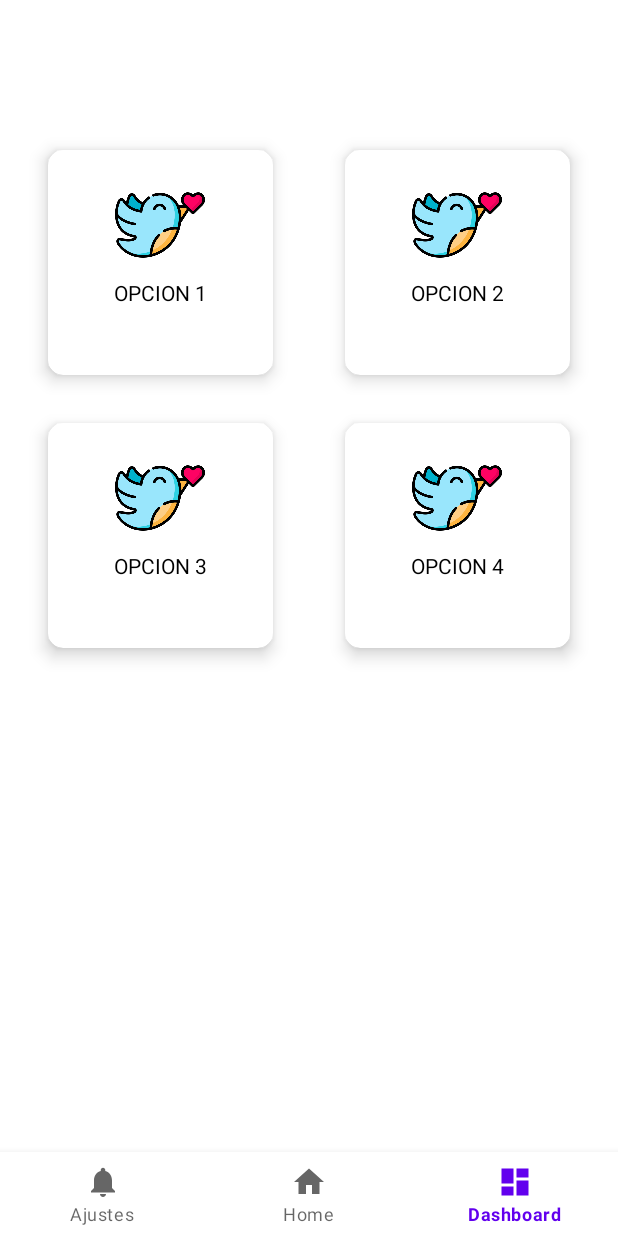
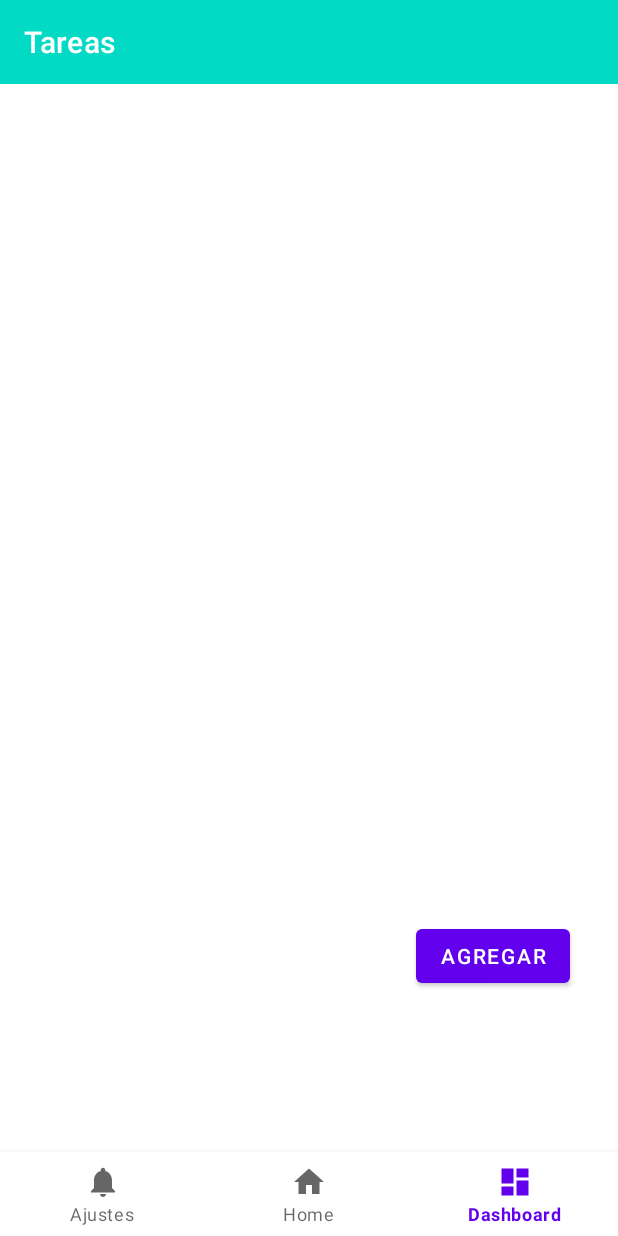
Before and after one commit to Karla-Villegas/Fire, an Android app: the HomeFragment screen opened directly, with no data from a screen before it, item 3 of the bottom bar chosen, on a phone screen of 412 x 824 dp. Run offline under Robolectric (Android 15) with nearby library versions, the phone set to English and light mode, and no system bars.

Commit message:
nuevos cambios en el dashboard

```diff
--- a/app/src/main/AndroidManifest.xml
+++ b/app/src/main/AndroidManifest.xml
@@ -9,7 +9,8 @@
         android:roundIcon="@mipmap/ic_launcher_round"
         android:supportsRtl="true"
         android:theme="@style/Theme.Fire">
-        <activity android:name=".RegistroActivity" />
+        <activity android:name=".Agenda"></activity>
+        <activity android:name=".adminSQLite.RegistroActivity"></activity>
         <activity android:name=".PrincipalActivity" />
         <activity android:name=".MainActivity">
             <intent-filter>
--- a/app/src/main/java/com/example/fire/DashboardFragment.java
+++ b/app/src/main/java/com/example/fire/DashboardFragment.java
@@ -19,58 +19,45 @@ import android.widget.Button;
 
 public class DashboardFragment extends Fragment {
 
-    // TODO: Rename parameter arguments, choose names that match
-    // the fragment initialization parameters, e.g. ARG_ITEM_NUMBER
-    private static final String ARG_PARAM1 = "param1";
-    private static final String ARG_PARAM2 = "param2";
-
-    Button agenda;
-
-    // TODO: Rename and change types of parameters
-    private String mParam1;
-    private String mParam2;
+    Button agregar;
 
     public DashboardFragment() {
         // Required empty public constructor
-    }
-
-    /**
-     * Use this factory method to create a new instance of
-     * this fragment using the provided parameters.
-     *
-     * @param param1 Parameter 1.
-     * @param param2 Parameter 2.
-     * @return A new instance of fragment DashboardFragment.
-     */
-    // TODO: Rename and change types and number of parameters
-    public static DashboardFragment newInstance(String param1, String param2) {
-        DashboardFragment fragment = new DashboardFragment();
-        Bundle args = new Bundle();
-        args.putString(ARG_PARAM1, param1);
-        args.putString(ARG_PARAM2, param2);
-        fragment.setArguments(args);
-        return fragment;
-    }
-
-    @Override
-    public void onCreate(Bundle savedInstanceState) {
-        super.onCreate(savedInstanceState);
-        if (getArguments() != null) {
-            mParam1 = getArguments().getString(ARG_PARAM1);
-            mParam2 = getArguments().getString(ARG_PARAM2);
-        }
-
-
     }
 
     @Override
     public View onCreateView(LayoutInflater inflater, ViewGroup container,
                              Bundle savedInstanceState) {
         // Inflate the layout for this fragment
+        View v = inflater.inflate(R.layout.fragment_dashboard, container, false);
+
+        agregar = (Button) v.findViewById(R.id.BotonAgregar);
+
+        agregar.setOnClickListener(new View.OnClickListener() {
+            @Override
+            public void onClick(View v) {
+                Intent i = new Intent(getActivity(), Agenda.class);
+                startActivity(i);
+
+            }
+        });
+
+        return v;
+    }
+
+    @Override
+    public void onCreate(Bundle savedInstanceState) {
+        super.onCreate(savedInstanceState);
 
 
+    }
 
-        return inflater.inflate(R.layout.fragment_dashboard, container, false);
+    public static DashboardFragment newInstance(String param1, String param2) {
+        DashboardFragment fragment = new DashboardFragment();
+        Bundle args = new Bundle();
+        fragment.setArguments(args);
+
+        return fragment;
     }
 
 
--- a/app/src/main/java/com/example/fire/MainActivity.java
+++ b/app/src/main/java/com/example/fire/MainActivity.java
@@ -12,6 +12,7 @@ import android.widget.TextView;
 import android.widget.Toast;
 
 import com.example.fire.adminSQLite.DaoDB;
+import com.example.fire.adminSQLite.RegistroActivity;
 
 public class MainActivity extends AppCompatActivity {
 
--- a/app/src/main/res/layout/activity_registro.xml
+++ b/app/src/main/res/layout/activity_registro.xml
@@ -4,7 +4,7 @@
     xmlns:tools="http://schemas.android.com/tools"
     android:layout_width="match_parent"
     android:layout_height="match_parent"
-    tools:context=".RegistroActivity">
+    tools:context=".adminSQLite.RegistroActivity">
 
 
     <ScrollView
--- a/app/src/main/res/layout/fragment_dashboard.xml
+++ b/app/src/main/res/layout/fragment_dashboard.xml
@@ -7,162 +7,41 @@
     tools:context=".DashboardFragment">
 
 
-    <androidx.cardview.widget.CardView
-        android:id="@+id/item1"
-        android:layout_width="150dp"
-        android:layout_height="150dp"
-        android:layout_marginStart="32dp"
-        android:layout_marginLeft="32dp"
-        android:layout_marginTop="100dp"
-        android:layout_marginEnd="24dp"
-        android:layout_marginRight="24dp"
-        app:cardCornerRadius="10dp"
-        app:cardElevation="7dp"
-        app:layout_constraintEnd_toStartOf="@id/item2"
+    <androidx.appcompat.widget.Toolbar
+        android:id="@+id/toolbar"
+        android:layout_width="match_parent"
+        android:layout_height="wrap_content"
+        android:background="@color/teal_200"
+        app:layout_constraintEnd_toEndOf="parent"
         app:layout_constraintStart_toStartOf="parent"
-        app:layout_constraintTop_toTopOf="parent">
+        app:layout_constraintTop_toTopOf="parent"
+        app:title="Tareas"
+        app:titleMargin="5dp"
+        app:titleTextColor="@color/white" />
+
+    <androidx.recyclerview.widget.RecyclerView
+        android:id="@+id/recyclerViewTareas"
+        android:layout_width="match_parent"
+        android:layout_height="500dp"
+        app:layout_constraintEnd_toEndOf="parent"
+        app:layout_constraintStart_toStartOf="parent"
+        app:layout_constraintTop_toBottomOf="@+id/toolbar">
 
 
-        <LinearLayout
-            android:layout_width="match_parent"
-            android:layout_height="wrap_content"
-            android:orientation="vertical">
-
-            <ImageView
-                android:layout_width="60dp"
-                android:layout_height="60dp"
-                android:layout_gravity="center"
-                android:layout_marginTop="20dp"
-                android:background="@drawable/logo" />
-
-            <TextView
-                android:layout_width="wrap_content"
-                android:layout_height="wrap_content"
-                android:layout_gravity="center"
-                android:layout_margin="5dp"
-                android:text="OPCION 1"
-                android:textColor="#000" />
-        </LinearLayout>
+    </androidx.recyclerview.widget.RecyclerView>
 
 
-    </androidx.cardview.widget.CardView>
-
-    <androidx.cardview.widget.CardView
-        android:id="@+id/item2"
-        android:layout_width="150dp"
-        android:layout_height="150dp"
-        android:layout_marginStart="24dp"
-        android:layout_marginLeft="24dp"
-        android:layout_marginTop="100dp"
+    <Button
+        android:id="@+id/BotonAgregar"
+        android:layout_width="wrap_content"
+        android:layout_height="wrap_content"
         android:layout_marginEnd="32dp"
         android:layout_marginRight="32dp"
-        app:cardCornerRadius="10dp"
-        app:cardElevation="7dp"
+        android:layout_marginBottom="50dp"
+        android:text="agregar"
+        app:layout_constraintBottom_toBottomOf="parent"
         app:layout_constraintEnd_toEndOf="parent"
-        app:layout_constraintStart_toEndOf="@+id/item1"
-        app:layout_constraintTop_toTopOf="parent">
-
-        <LinearLayout
-            android:layout_width="match_parent"
-            android:layout_height="wrap_content"
-            android:orientation="vertical">
-
-            <ImageView
-                android:layout_width="60dp"
-                android:layout_height="60dp"
-                android:layout_gravity="center"
-                android:layout_marginTop="20dp"
-                android:background="@drawable/logo" />
-
-            <TextView
-                android:layout_width="wrap_content"
-                android:layout_height="wrap_content"
-                android:layout_gravity="center"
-                android:layout_margin="5dp"
-                android:text="OPCION 2"
-                android:textColor="#000" />
-        </LinearLayout>
-
-
-    </androidx.cardview.widget.CardView>
-
-    <androidx.cardview.widget.CardView
-        android:id="@+id/item3"
-        android:layout_width="150dp"
-        android:layout_height="150dp"
-        android:layout_marginStart="32dp"
-        android:layout_marginLeft="32dp"
-        android:layout_marginTop="32dp"
-        android:layout_marginEnd="24dp"
-        android:layout_marginRight="24dp"
-        app:cardCornerRadius="10dp"
-        app:cardElevation="7dp"
-        app:layout_constraintEnd_toStartOf="@id/item4"
-        app:layout_constraintStart_toStartOf="parent"
-        app:layout_constraintTop_toBottomOf="@+id/item1">
-
-        <LinearLayout
-            android:layout_width="match_parent"
-            android:layout_height="wrap_content"
-            android:orientation="vertical">
-
-            <ImageView
-                android:layout_width="60dp"
-                android:layout_height="60dp"
-                android:layout_gravity="center"
-                android:layout_marginTop="20dp"
-                android:background="@drawable/logo" />
-
-            <TextView
-                android:layout_width="wrap_content"
-                android:layout_height="wrap_content"
-                android:layout_gravity="center"
-                android:layout_margin="5dp"
-                android:text="OPCION 3"
-                android:textColor="#000" />
-        </LinearLayout>
-
-
-    </androidx.cardview.widget.CardView>
-
-    <androidx.cardview.widget.CardView
-        android:id="@+id/item4"
-        android:layout_width="150dp"
-        android:layout_height="150dp"
-        android:layout_marginStart="24dp"
-        android:layout_marginLeft="24dp"
-        android:layout_marginTop="32dp"
-        android:layout_marginEnd="32dp"
-        android:layout_marginRight="32dp"
-        app:cardCornerRadius="10dp"
-        app:cardElevation="7dp"
-        app:layout_constraintEnd_toEndOf="parent"
-        app:layout_constraintStart_toEndOf="@+id/item3"
-        app:layout_constraintTop_toBottomOf="@+id/item2">
-
-        <LinearLayout
-            android:layout_width="match_parent"
-            android:layout_height="wrap_content"
-            android:orientation="vertical">
-
-            <ImageView
-                android:layout_width="60dp"
-                android:layout_height="60dp"
-                android:layout_gravity="center"
-                android:layout_marginTop="20dp"
-                android:background="@drawable/logo" />
-
-            <TextView
-                android:layout_width="wrap_content"
-                android:layout_height="wrap_content"
-                android:layout_gravity="center"
-                android:layout_margin="5dp"
-                android:text="OPCION 4"
-                android:textColor="#000" />
-        </LinearLayout>
-
-
-    </androidx.cardview.widget.CardView>
+        app:layout_constraintTop_toBottomOf="@+id/recyclerViewTareas" />
 
 
 </androidx.constraintlayout.widget.ConstraintLayout>
```
Also changed, not shown: app/src/main/java/com/example/fire/Agenda.java (added, +44 -0 lines), app/src/main/java/com/example/fire/adminSQLite/RegistroActivity.java (renamed from app/src/main/java/com/example/fire/RegistroActivity.java, +10 -8 lines), app/src/main/res/drawable/ic_add.xml (added, +10 -0 lines), app/src/main/res/layout/activity_agenda.xml (added, +33 -0 lines), app/src/main/res/layout/fragment_home.xml (+37 -33 lines), app/src/main/res/drawable/mental.jpg (deleted).
